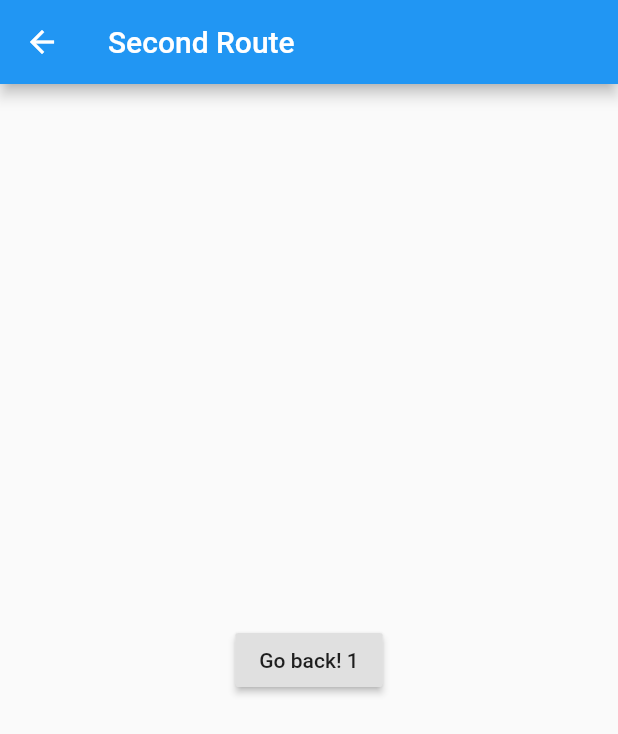
After one commit to Blocship/star_book, a Flutter app: the screen it shows after launch, after a tap on an icon or button, on a phone screen of 412 x 824 dp. The commit adds this screen. Shown: the top 734 px of the screen. Run offline on Flutter 3.47's test engine with Material 2 defaults, Android fonts, the phone set to English and light mode, and no system bars.

Commit message:
commenting  & return data from screen implemeted

```diff
--- a/lib/main.dart
+++ b/lib/main.dart
@@ -21,12 +21,17 @@ class MyHomePage extends StatefulWidget {
 }
 
 class _MyHomePageState extends State<MyHomePage> {
+  // the list of highlighted day,
+  // this will be coming from and stored in
+  // database later.
   List<Day> highlightedDays = [
     new Day(day: 1, tag: "blue"),
     new Day(day: 3, tag: "green"),
     new Day(day: 5, tag: "red"),
   ];
 
+  // onpressed event, calls on pressing on day.
+  // updates the highlighted days list
   onDayPressed(Day day) {
     highlightedDays.removeWhere((d) => d.day == day.day);
     setState(() {
--- /dev/null
+++ b/lib/widgets/day_detail.dart
@@ -0,0 +1,24 @@
+import 'package:flutter/material.dart';
+import 'package:star_book/models/day.dart';
+
+class DayDetailPage extends StatelessWidget {
+  final Day data;
+  DayDetailPage({Key key, this.data}) : super(key: key);
+  @override
+  Widget build(BuildContext context) {
+    return Scaffold(
+      appBar: AppBar(
+        title: Text("Second Route"),
+      ),
+      body: Center(
+        child: RaisedButton(
+          onPressed: () {
+            // Navigate back to first route when tapped
+            Navigator.pop(context, "Hey");
+          },
+          child: Text('Go back! ${data.day}'),
+        ),
+      ),
+    );
+  }
+}
--- a/lib/widgets/month.dart
+++ b/lib/widgets/month.dart
@@ -22,6 +22,8 @@ class MonthWidget extends StatelessWidget {
   final List<Day> highlightedDates;
   final Function onDayPressed;
 
+  // returns the colour by checking the input date,
+  // from the highlighted dates list
   Color getDayWidgetColor(DateTime date) {
     Color color;
     if (isCurrentDate(date)) {
@@ -40,6 +42,7 @@ class MonthWidget extends StatelessWidget {
     return color;
   }
 
+  // stack the days, and make a grid form of calander.
   Widget buildMonthDays(BuildContext context) {
     final List<Row> dayRows = <Row>[];
     final List<DayWidget> dayRowChildren = <DayWidget>[];
@@ -72,6 +75,7 @@ class MonthWidget extends StatelessWidget {
     );
   }
 
+  // stack the month name and the grid of days in column
   Widget buildMonthWidget(BuildContext context) {
     return Container(
       width: 7 * getDayWidgetSize(),
```
Also changed, not shown: lib/widgets/day.dart (+6 -25 lines).
